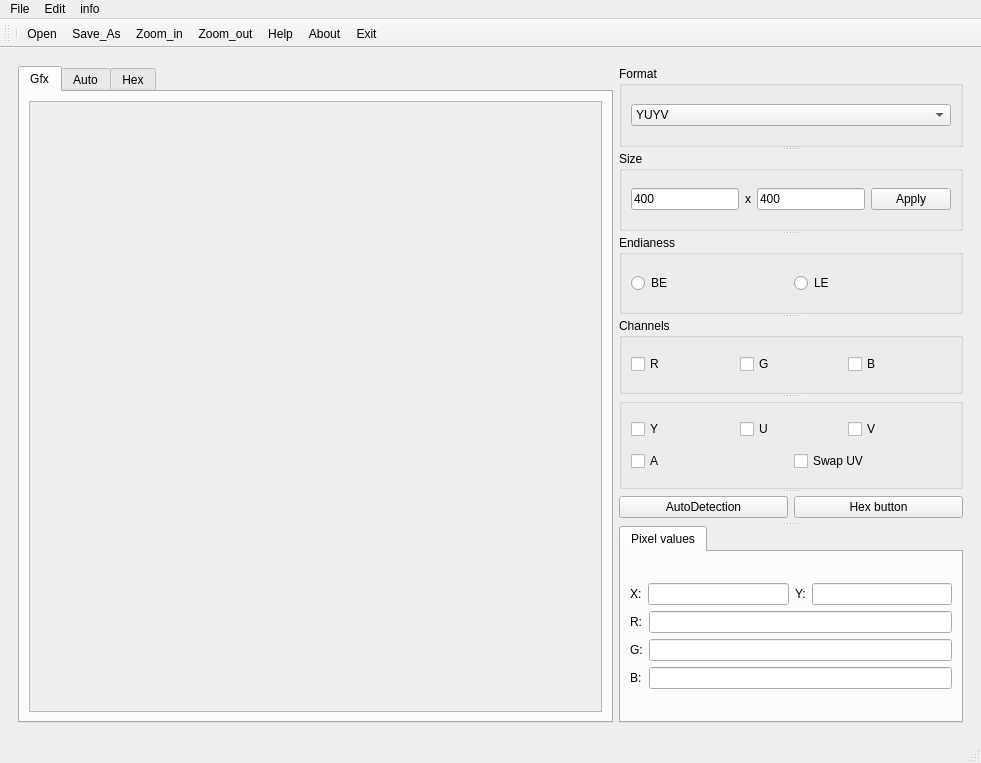
Old version of the form MainGUI.ui in the repository mayakim0913/rawimage.
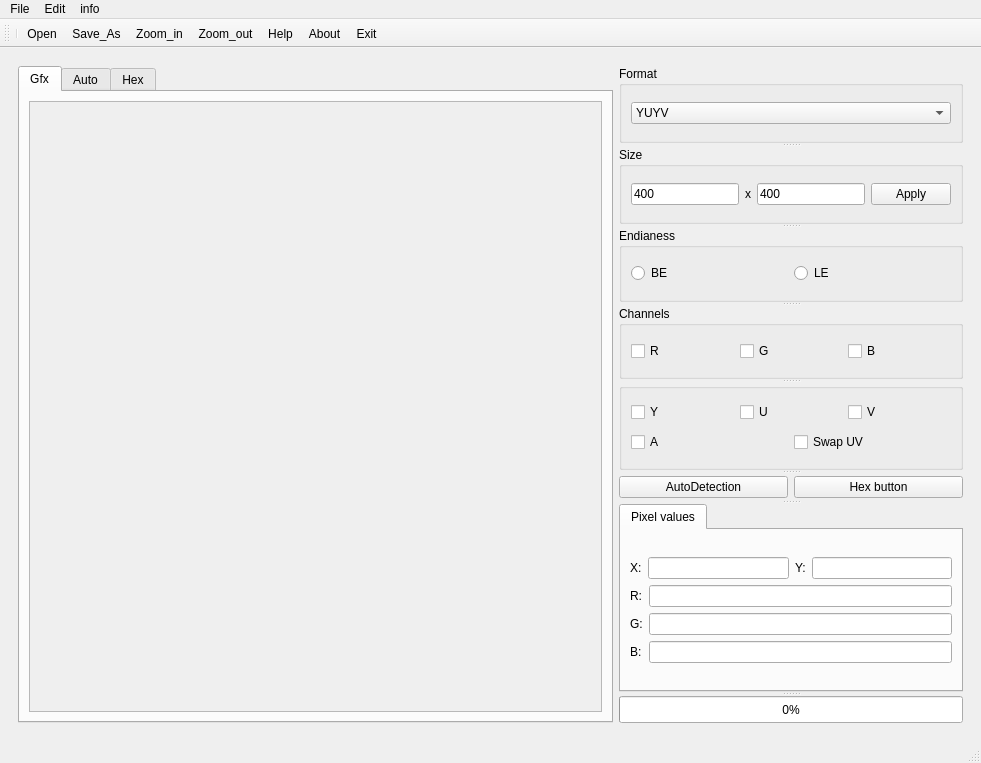
New version of the form. Icons and pictures are not drawn.

Patch:
```diff
--- a/MainGUI.ui
+++ b/MainGUI.ui
@@ -353,7 +353,7 @@
            </layout>
           </widget>
          </widget>
-         <widget class="QWidget" name="">
+         <widget class="QWidget" name="layoutWidget">
           <layout class="QHBoxLayout" name="horizontalLayout_8">
            <item>
             <widget class="QPushButton" name="auto_btn">
@@ -445,6 +445,11 @@
            </layout>
           </widget>
          </widget>
+         <widget class="QProgressBar" name="pg">
+          <property name="value">
+           <number>0</number>
+          </property>
+         </widget>
         </widget>
        </item>
       </layout>
```
